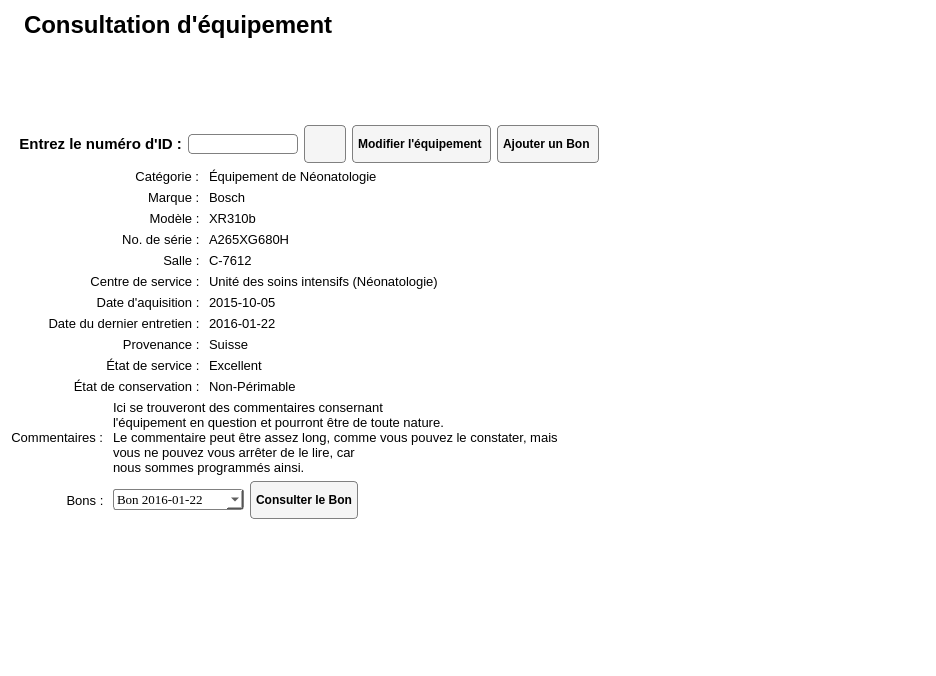
Old version of the form Interface/FenetresEnUI/ConsultationEquipement.ui in the repository ProjetPC2/SIMM2.0-DEV.
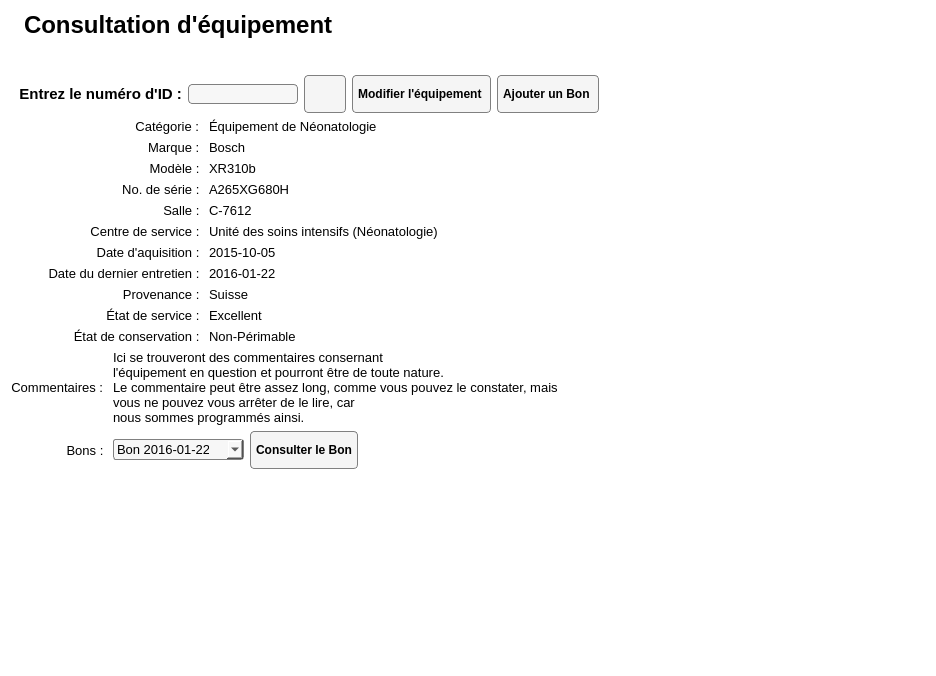
New version of the form. Icons and pictures are not drawn.

Commit message: background:rgb(247, 247, 247);

Patch:
```diff
--- a/Interface/FenetresEnUI/ConsultationEquipement.ui
+++ b/Interface/FenetresEnUI/ConsultationEquipement.ui
@@ -78,7 +78,7 @@
      <property name="sizeHint" stdset="0">
       <size>
        <width>20</width>
-       <height>80</height>
+       <height>30</height>
       </size>
      </property>
     </spacer>
@@ -115,6 +115,7 @@
 border-radius: 4px;
 min-width: 50px;
 max-width: 150px;
+background:rgb(247, 247, 247);
 }</string>
        </property>
       </widget>
@@ -770,7 +771,7 @@
       <widget class="QComboBox" name="comboBoxBons">
        <property name="font">
         <font>
-         <family>Times New Roman</family>
+         <family>MS Shell Dlg 2</family>
          <pointsize>10</pointsize>
         </font>
        </property>
@@ -781,7 +782,7 @@
     padding: 1px 18px 1px 3px;
     min-width: 8em;
 	max-width: 200px;
-backround:rgb(245, 245, 245);
+background:rgb(247, 247, 247);
 }</string>
        </property>
        <property name="maxCount">
```
Left out of the diff: 12 changed lines with no effect on the pictures. The commit also changes 1 other file.
